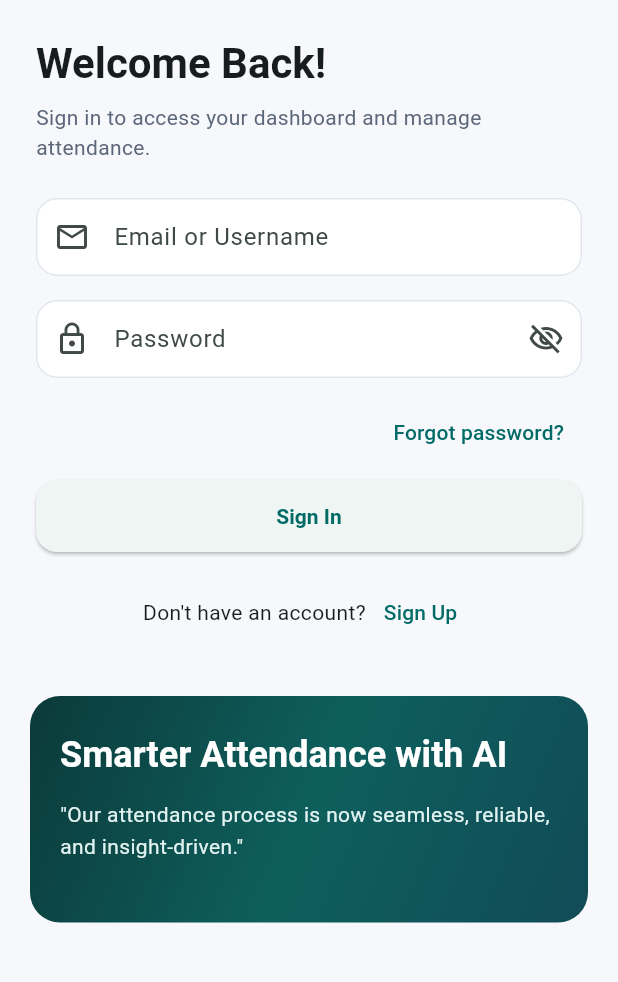
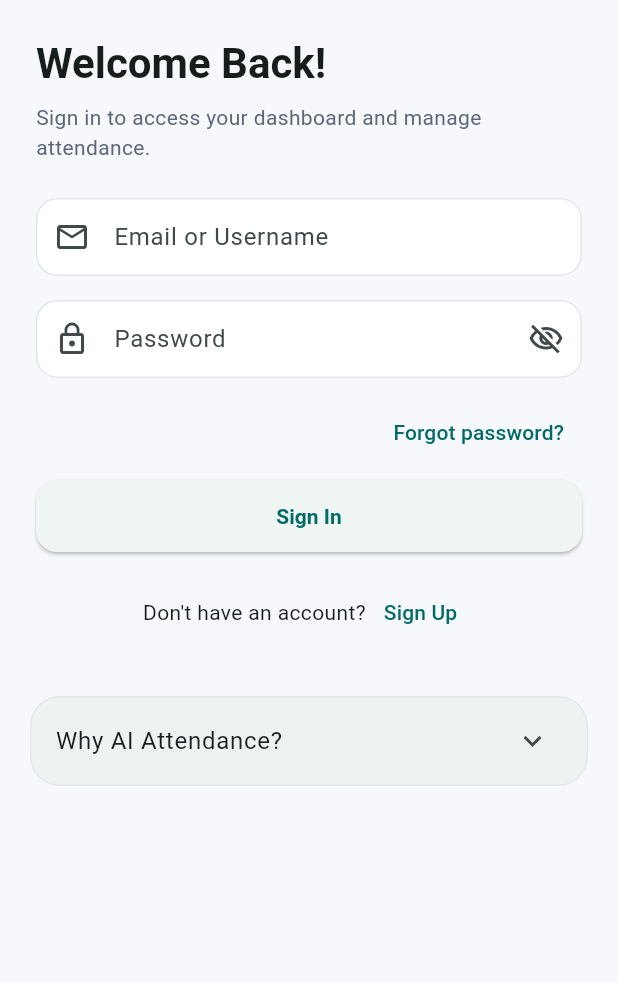
Before and after one commit to hameelhusnain/ai-attendance-system, a Flutter app: the screen it shows after launch, on a phone screen of 412 x 824 dp, the part 108-1090 px from its top. Run offline on Flutter 3.47's test engine with Material 3 defaults, Android fonts, the phone set to English and light mode, and no system bars; our stand-ins replace go_router.

Commit message:
feat(responsive): implement responsive layout utility and update UI components for better adaptability

```diff
--- /dev/null
+++ b/ai_attendance_system/lib/core/utils/responsive.dart
@@ -0,0 +1,5 @@
+class ResponsiveLayout {
+  static const double desktopBreakpoint = 900;
+
+  static bool isDesktop(double width) => width >= desktopBreakpoint;
+}
--- a/ai_attendance_system/lib/core/widgets/auth_layout.dart
+++ b/ai_attendance_system/lib/core/widgets/auth_layout.dart
@@ -1,5 +1,6 @@
 import 'package:flutter/material.dart';
 import '../theme/app_theme.dart';
+import '../utils/responsive.dart';
 import 'app_spacing.dart';
 
 class AuthSplitLayout extends StatelessWidget {
@@ -25,7 +26,7 @@ class AuthSplitLayout extends StatelessWidget {
         body: SafeArea(
           child: LayoutBuilder(
             builder: (context, constraints) {
-              final isWide = constraints.maxWidth >= 980;
+              final isDesktop = ResponsiveLayout.isDesktop(constraints.maxWidth);
               final leftPanel = _AuthFormPanel(
                 title: title,
                 subtitle: subtitle,
@@ -34,7 +35,7 @@ class AuthSplitLayout extends StatelessWidget {
               );
               final rightPanel = const _AuthMarketingPanel();
 
-              if (isWide) {
+              if (isDesktop) {
                 return Row(
                   children: [
                     Expanded(flex: 5, child: leftPanel),
@@ -49,7 +50,7 @@ class AuthSplitLayout extends StatelessWidget {
                     leftPanel,
                     const Padding(
                       padding: EdgeInsets.fromLTRB(20, 0, 20, 24),
-                      child: _AuthMarketingPanel(isCompact: true),
+                      child: _MobilePromoPanel(),
                     ),
                   ],
                 ),
@@ -188,3 +189,25 @@ class _AuthMarketingPanel extends StatelessWidget {
     return SizedBox.expand(child: panel);
   }
 }
+
+class _MobilePromoPanel extends StatelessWidget {
+  const _MobilePromoPanel();
+
+  @override
+  Widget build(BuildContext context) {
+    return Container(
+      decoration: BoxDecoration(
+        borderRadius: BorderRadius.circular(20),
+        color: const Color(0xFFEEF3F2),
+        border: Border.all(color: const Color(0xFFE1E6EE)),
+      ),
+      child: ExpansionTile(
+        title: const Text('Why AI Attendance?'),
+        childrenPadding: const EdgeInsets.all(16),
+        children: const [
+          _AuthMarketingPanel(isCompact: true),
+        ],
+      ),
+    );
+  }
+}
--- a/ai_attendance_system/lib/features/attendance/presentation/attendance_screen.dart
+++ b/ai_attendance_system/lib/features/attendance/presentation/attendance_screen.dart
@@ -1,4 +1,5 @@
 import 'package:flutter/material.dart';
+import '../../../core/utils/responsive.dart';
 import '../../../core/widgets/app_button.dart';
 import '../../../core/widgets/app_card.dart';
 import '../../../core/widgets/app_spacing.dart';
@@ -10,9 +11,11 @@ class AttendanceScreen extends StatelessWidget {
   @override
   Widget build(BuildContext context) {
     final records = MockDataService.attendanceRecords;
+    final isDesktop = ResponsiveLayout.isDesktop(MediaQuery.of(context).size.width);
+    final padding = EdgeInsets.all(isDesktop ? 24 : 16);
 
     return Padding(
-      padding: const EdgeInsets.all(24),
+      padding: padding,
       child: Column(
         crossAxisAlignment: CrossAxisAlignment.start,
         children: [
--- a/ai_attendance_system/lib/features/dashboard/presentation/dashboard_screen.dart
+++ b/ai_attendance_system/lib/features/dashboard/presentation/dashboard_screen.dart
@@ -1,5 +1,6 @@
 import 'package:flutter/material.dart';
 import 'package:go_router/go_router.dart';
+import '../../../core/utils/responsive.dart';
 import '../../../core/widgets/app_button.dart';
 import '../../../core/widgets/app_card.dart';
 import '../../../core/widgets/app_spacing.dart';
@@ -11,9 +12,11 @@ class DashboardOverviewScreen extends StatelessWidget {
   @override
   Widget build(BuildContext context) {
     final summary = MockDataService.reportSummary;
+    final isDesktop = ResponsiveLayout.isDesktop(MediaQuery.of(context).size.width);
+    final padding = EdgeInsets.all(isDesktop ? 24 : 16);
 
     return SingleChildScrollView(
-      padding: const EdgeInsets.all(24),
+      padding: padding,
       child: Column(
         crossAxisAlignment: CrossAxisAlignment.start,
         children: [
--- a/ai_attendance_system/lib/features/reports/presentation/reports_screen.dart
+++ b/ai_attendance_system/lib/features/reports/presentation/reports_screen.dart
@@ -1,4 +1,5 @@
 import 'package:flutter/material.dart';
+import '../../../core/utils/responsive.dart';
 import '../../../core/widgets/app_card.dart';
 import '../../../core/widgets/app_spacing.dart';
 import '../../../shared/services/mock_data_service.dart';
@@ -10,9 +11,11 @@ class ReportsScreen extends StatelessWidget {
   Widget build(BuildContext context) {
     final summary = MockDataService.reportSummary;
     final reports = MockDataService.reports;
+    final isDesktop = ResponsiveLayout.isDesktop(MediaQuery.of(context).size.width);
+    final padding = EdgeInsets.all(isDesktop ? 24 : 16);
 
     return SingleChildScrollView(
-      padding: const EdgeInsets.all(24),
+      padding: padding,
       child: Column(
         crossAxisAlignment: CrossAxisAlignment.start,
         children: [
--- a/ai_attendance_system/lib/features/settings/presentation/settings_screen.dart
+++ b/ai_attendance_system/lib/features/settings/presentation/settings_screen.dart
@@ -1,4 +1,5 @@
 import 'package:flutter/material.dart';
+import '../../../core/utils/responsive.dart';
 import '../../../core/widgets/app_card.dart';
 import '../../../core/widgets/app_spacing.dart';
 
@@ -7,8 +8,10 @@ class SettingsScreen extends StatelessWidget {
 
   @override
   Widget build(BuildContext context) {
+    final isDesktop = ResponsiveLayout.isDesktop(MediaQuery.of(context).size.width);
+    final padding = EdgeInsets.all(isDesktop ? 24 : 16);
     return SingleChildScrollView(
-      padding: const EdgeInsets.all(24),
+      padding: padding,
       child: Column(
         crossAxisAlignment: CrossAxisAlignment.start,
         children: [
--- a/ai_attendance_system/lib/features/students/presentation/student_detail_screen.dart
+++ b/ai_attendance_system/lib/features/students/presentation/student_detail_screen.dart
@@ -1,5 +1,6 @@
 import 'package:flutter/material.dart';
 import 'package:go_router/go_router.dart';
+import '../../../core/utils/responsive.dart';
 import '../../../core/widgets/app_button.dart';
 import '../../../core/widgets/app_card.dart';
 import '../../../core/widgets/app_spacing.dart';
@@ -18,13 +19,15 @@ class StudentDetailScreen extends StatelessWidget {
       (item) => item.id == studentId,
       orElse: () => MockDataService.students.first,
     );
+    final isDesktop = ResponsiveLayout.isDesktop(MediaQuery.of(context).size.width);
+    final padding = EdgeInsets.all(isDesktop ? 24 : 16);
 
     final records = MockDataService.attendanceRecords
         .where((record) => record.studentName == student.name)
         .toList();
 
     return SingleChildScrollView(
-      padding: const EdgeInsets.all(24),
+      padding: padding,
       child: Column(
         crossAxisAlignment: CrossAxisAlignment.start,
         children: [
--- a/ai_attendance_system/lib/features/students/presentation/students_screen.dart
+++ b/ai_attendance_system/lib/features/students/presentation/students_screen.dart
@@ -1,5 +1,6 @@
 import 'package:flutter/material.dart';
 import 'package:go_router/go_router.dart';
+import '../../../core/utils/responsive.dart';
 import '../../../core/widgets/app_card.dart';
 import '../../../core/widgets/app_spacing.dart';
 import '../../../core/widgets/app_text_field.dart';
@@ -41,8 +42,10 @@ class _StudentsScreenState extends State<StudentsScreen> {
   @override
   Widget build(BuildContext context) {
     final students = _filteredStudents();
+    final isDesktop = ResponsiveLayout.isDesktop(MediaQuery.of(context).size.width);
+    final padding = EdgeInsets.all(isDesktop ? 24 : 16);
     return Padding(
-      padding: const EdgeInsets.all(24),
+      padding: padding,
       child: Column(
         crossAxisAlignment: CrossAxisAlignment.start,
         children: [
```
Also changed, not shown: ai_attendance_system/lib/core/widgets/app_shell.dart (+61 -10 lines).
